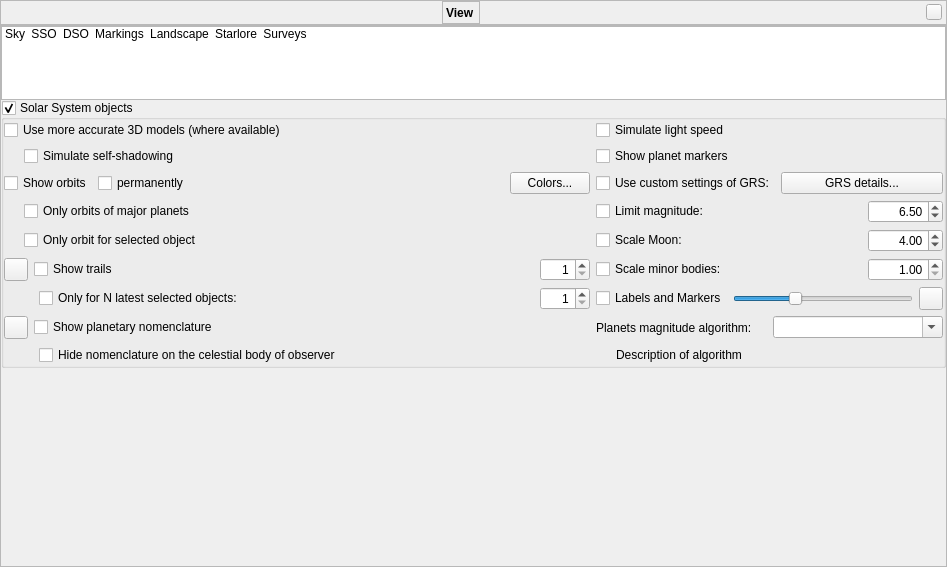
First picture: the form in src/gui/viewDialog.ui, repository 519984307/stellarium_src, before the edit.
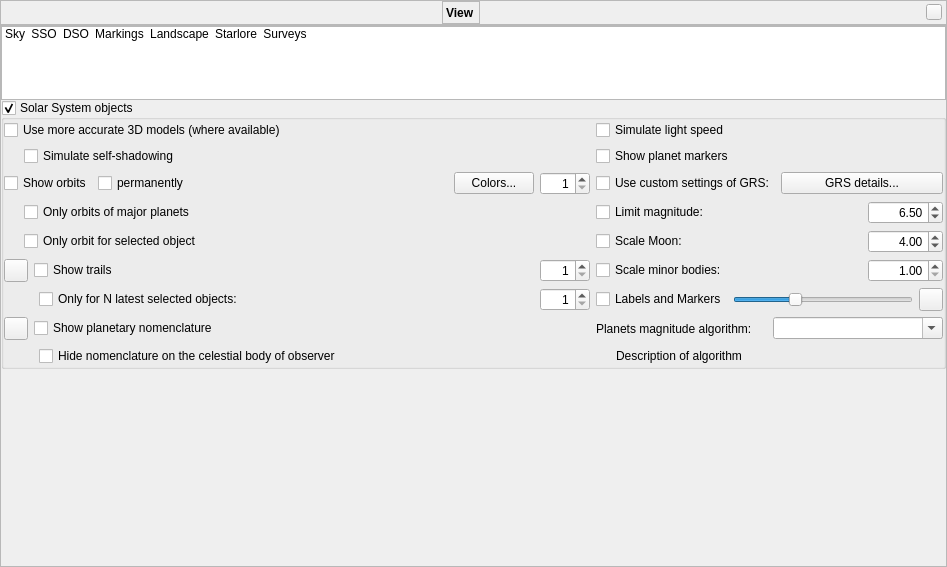
Second picture: the form after the edit. The open tabs and pages were chosen to show the change. Icons and pictures are not drawn. Custom widgets are drawn as their Qt base class.

```diff
--- a/src/gui/viewDialog.ui
+++ b/src/gui/viewDialog.ui
@@ -1241,6 +1241,34 @@
                  </property>
                 </widget>
                </item>
+               <item>
+                <widget class="QSpinBox" name="planetOrbitsThicknessSpinBox">
+                 <property name="minimumSize">
+                  <size>
+                   <width>50</width>
+                   <height>0</height>
+                  </size>
+                 </property>
+                 <property name="maximumSize">
+                  <size>
+                   <width>50</width>
+                   <height>16777215</height>
+                  </size>
+                 </property>
+                 <property name="toolTip">
+                  <string>Orbits thickness</string>
+                 </property>
+                 <property name="alignment">
+                  <set>Qt::AlignRight|Qt::AlignTrailing|Qt::AlignVCenter</set>
+                 </property>
+                 <property name="minimum">
+                  <number>1</number>
+                 </property>
+                 <property name="maximum">
+                  <number>5</number>
+                 </property>
+                </widget>
+               </item>
               </layout>
              </item>
              <item row="0" column="0">
```
